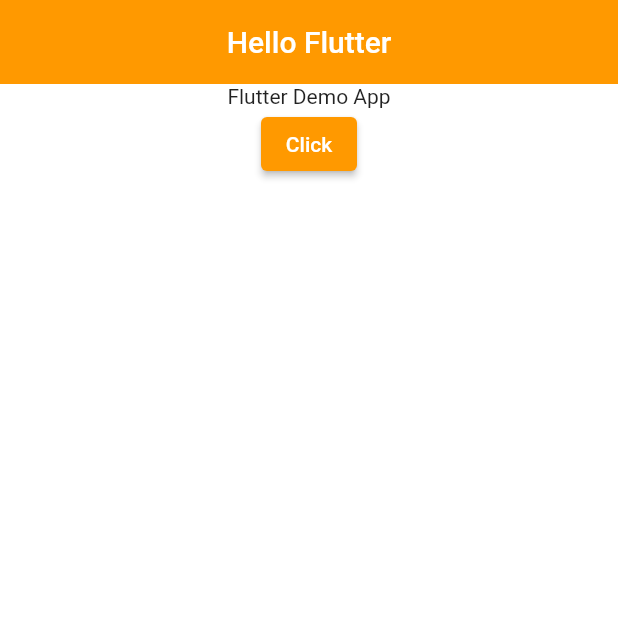
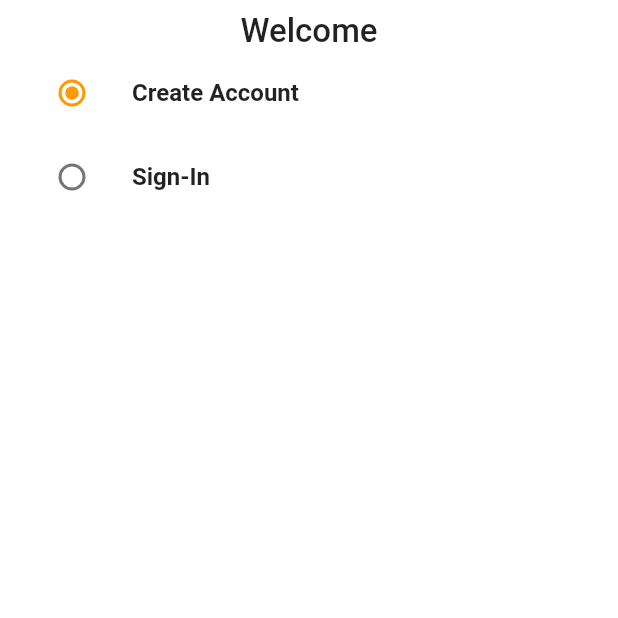
Before and after one commit to Drack112/Amazon_Mobile, a Flutter app: the screen it shows after launch, on a phone screen of 412 x 824 dp, the top half of it. Run offline on Flutter 3.47's test engine with Material 2 defaults, Android fonts, the phone set to English and light mode, and no system bars.

Commit message:
Auth Screen And Routes 1

```diff
--- /dev/null
+++ b/mobile/lib/features/screens/auth_screen.dart
@@ -0,0 +1,80 @@
+import 'package:amazon_flutter/constants/global_variables.dart';
+import 'package:flutter/material.dart';
+
+enum Auth { signin, signup }
+
+class AuthScreen extends StatefulWidget {
+  static const String routeName = '/auth-screen';
+
+  const AuthScreen({Key? key}) : super(key: key);
+
+  @override
+  State<AuthScreen> createState() => _AuthScreenState();
+}
+
+class _AuthScreenState extends State<AuthScreen> {
+  Auth _auth = Auth.signup;
+
+  final _singUpFormKey = GlobalKey<FormState>();
+  final _singInFormKey = GlobalKey<FormState>();
+
+  @override
+  Widget build(BuildContext context) {
+    return Scaffold(
+      body: SafeArea(
+        child: Padding(
+          padding: const EdgeInsets.all(8.0),
+          child: Column(
+            children: [
+              const Text(
+                "Welcome",
+                style: TextStyle(fontSize: 22, fontWeight: FontWeight.w500),
+              ),
+              ListTile(
+                title: const Text(
+                  "Create Account",
+                  style: TextStyle(fontWeight: FontWeight.bold),
+                ),
+                leading: Radio(
+                  activeColor: GlobalVariables.secondaryColor,
+                  value: Auth.signup,
+                  groupValue: _auth,
+                  onChanged: (Auth? val) {
+                    setState(
+                      () {
+                        _auth = val!;
+                      },
+                    );
+                  },
+                ),
+              ),
+              if (_auth == Auth.signup)
+                Form(
+                  key: _singUpFormKey,
+                  child: Column(),
+                ),
+              ListTile(
+                title: const Text(
+                  "Sign-In",
+                  style: TextStyle(fontWeight: FontWeight.bold),
+                ),
+                leading: Radio(
+                  activeColor: GlobalVariables.secondaryColor,
+                  value: Auth.signin,
+                  groupValue: _auth,
+                  onChanged: (Auth? val) {
+                    setState(
+                      () {
+                        _auth = val!;
+                      },
+                    );
+                  },
+                ),
+              )
+            ],
+          ),
+        ),
+      ),
+    );
+  }
+}
--- a/mobile/lib/main.dart
+++ b/mobile/lib/main.dart
@@ -1,3 +1,5 @@
+import 'package:amazon_flutter/features/screens/auth_screen.dart';
+import 'package:amazon_flutter/router.dart';
 import 'package:flutter/material.dart';
 import 'package:amazon_flutter/constants/global_variables.dart';
 
@@ -9,6 +11,7 @@ class MyApp extends StatelessWidget {
   @override
   Widget build(BuildContext context) {
     return MaterialApp(
+      debugShowCheckedModeBanner: false,
       title: "Amazon Mobile",
       theme: ThemeData(
         scaffoldBackgroundColor: GlobalVariables.backgroundColor,
@@ -18,19 +21,11 @@ class MyApp extends StatelessWidget {
           elevation: 0,
           iconTheme: IconThemeData(
             color: Colors.black,
-              ))),
-      home: Scaffold(
-          appBar: AppBar(
-            title: const Center(
-              child: Text("Hello Flutter"),
           ),
         ),
-          body: Column(
-            children: [
-              const Center(child: Text("Flutter Demo App")),
-              ElevatedButton(onPressed: () {}, child: const Text("Click"))
-            ],
-          )),
+      ),
+      onGenerateRoute: (settings) => generateRoute(settings),
+      home: const AuthScreen(),
     );
   }
 }
--- /dev/null
+++ b/mobile/lib/router.dart
@@ -0,0 +1,16 @@
+import 'package:amazon_flutter/features/screens/auth_screen.dart';
+import 'package:flutter/material.dart';
+
+Route<dynamic> generateRoute(RouteSettings routeSettings) {
+  switch (routeSettings.name) {
+    case AuthScreen.routeName:
+      return MaterialPageRoute(
+          builder: (_) => const AuthScreen(), settings: routeSettings);
+    default:
+      return MaterialPageRoute(
+        builder: (_) => const Center(
+          child: Text("This Page Does not exist!"),
+        ),
+      );
+  }
+}
```
Also changed, not shown: mobile/lib/constants/global_variables.dart (+7 -7 lines). Lines whose indentation alone changed are shown as unchanged.
